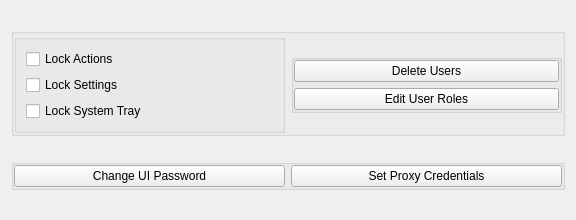
Old version of the form src/nekobox/ui/security/security.ui in the repository qr243vbi/nekobox.
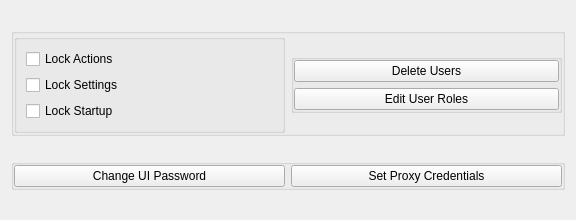
New version of the form.

Diff of the .ui file:
```diff
--- a/src/nekobox/ui/security/security.ui
+++ b/src/nekobox/ui/security/security.ui
@@ -73,7 +73,7 @@
          <item>
           <widget class="QCheckBox" name="lock_system_tray">
            <property name="text">
-            <string>Lock System Tray</string>
+            <string>Lock Startup</string>
            </property>
           </widget>
          </item>
```
